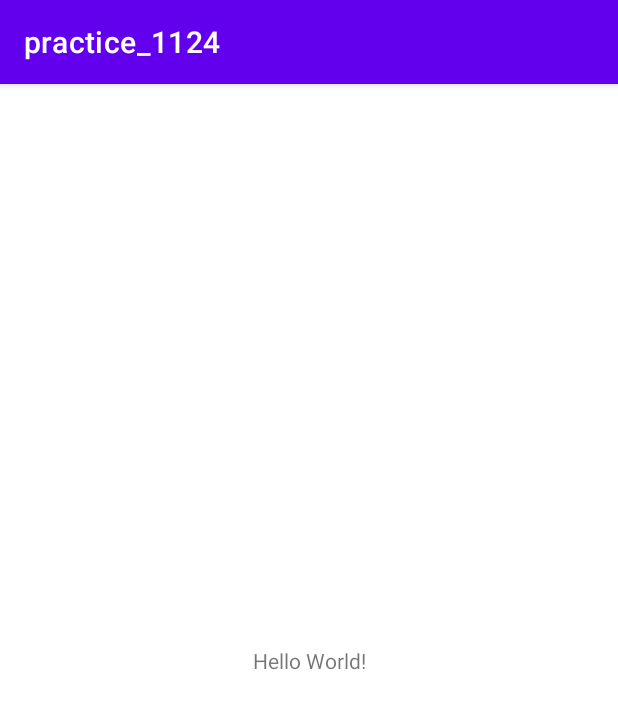
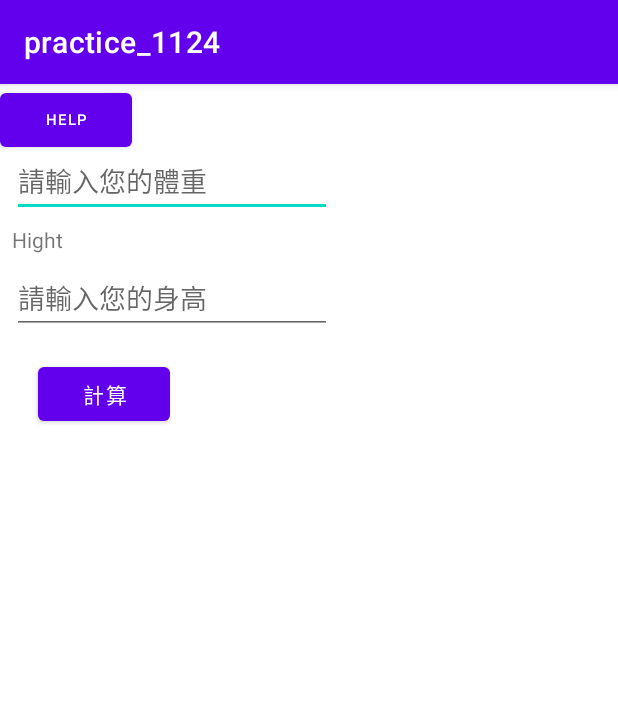
Before and after one commit to i-hung-tseng/Bmi, an Android app: the screen it shows after launch (MainActivity), on a phone screen of 412 x 824 dp. Shown: the top 709 px of the screen. Run offline under Robolectric (Android 15) with nearby library versions, the phone set to English and light mode, and no system bars.

Commit message:
linerLayout&onClick

```diff
--- a/app/build.gradle
+++ b/app/build.gradle
@@ -2,6 +2,12 @@ plugins {
     id 'com.android.application'
     id 'kotlin-android'
 }
+
+apply plugin:'com.android.application'
+apply plugin:'kotlin-android'
+apply plugin:'kotlin-android-extensions'
+
+
 
 android {
     compileSdkVersion 30
--- a/app/src/main/java/com/tom/practice_1124/MainActivity.kt
+++ b/app/src/main/java/com/tom/practice_1124/MainActivity.kt
@@ -2,10 +2,26 @@ package com.tom.practice_1124
 
 import androidx.appcompat.app.AppCompatActivity
 import android.os.Bundle
+import android.util.Log
+import android.view.View
+import android.widget.Button
+import android.widget.EditText
+import kotlinx.android.synthetic.main.activity_main.*
+
 
 class MainActivity : AppCompatActivity() {
     override fun onCreate(savedInstanceState: Bundle?) {
         super.onCreate(savedInstanceState)
         setContentView(R.layout.activity_main)
+        ed_weight
+        ed_hight
+        b_help
+
+    }
+    fun bmi(view: View) {
+        val weight =ed_weight.text.toString().toFloat()
+        val height =ed_hight.text.toString().toFloat()
+        val bmi = weight/(height*height)
+        Log.d("BMI", bmi.toString())
     }
 }
--- a/app/src/main/res/layout/activity_main.xml
+++ b/app/src/main/res/layout/activity_main.xml
@@ -4,15 +4,77 @@
     xmlns:tools="http://schemas.android.com/tools"
     android:layout_width="match_parent"
     android:layout_height="match_parent"
-    tools:context=".MainActivity">
+    tools:context=".MainActivity"
+    >
+
 
     <TextView
+        android:id="@+id/text_weight"
         android:layout_width="wrap_content"
         android:layout_height="wrap_content"
-        android:text="Hello World!"
-        app:layout_constraintBottom_toBottomOf="parent"
+        android:layout_marginLeft="8dp"
+        android:layout_marginTop="16dp"
+        android:text="Weight"
         app:layout_constraintLeft_toLeftOf="parent"
-        app:layout_constraintRight_toRightOf="parent"
         app:layout_constraintTop_toTopOf="parent" />
 
+    <EditText
+        android:id="@+id/ed_weight"
+        android:layout_width="wrap_content"
+        android:layout_height="wrap_content"
+        android:layout_marginStart="8dp"
+        android:layout_marginLeft="8dp"
+        android:layout_marginTop="5dp"
+        android:ems="10"
+        android:hint="請輸入您的體重"
+        android:inputType="textPersonName"
+        app:layout_constraintStart_toStartOf="parent"
+        app:layout_constraintTop_toBottomOf="@+id/text_weight" />
+
+    <TextView
+        android:id="@+id/text_hight"
+        android:layout_width="wrap_content"
+        android:layout_height="wrap_content"
+        android:layout_marginStart="8dp"
+        android:layout_marginLeft="8dp"
+        android:layout_marginTop="5dp"
+        android:text="Hight"
+        app:layout_constraintStart_toStartOf="parent"
+        app:layout_constraintTop_toBottomOf="@+id/ed_weight" />
+
+    <EditText
+        android:id="@+id/ed_hight"
+        android:layout_width="wrap_content"
+        android:layout_height="wrap_content"
+        android:layout_marginStart="8dp"
+        android:layout_marginLeft="8dp"
+        android:layout_marginTop="5dp"
+        android:ems="10"
+        android:hint="請輸入您的身高"
+        android:inputType="textPersonName"
+        app:layout_constraintStart_toStartOf="parent"
+        app:layout_constraintTop_toBottomOf="@+id/text_hight" />
+
+    <Button
+        android:id="@+id/button"
+        android:layout_width="wrap_content"
+        android:layout_height="wrap_content"
+        android:layout_marginStart="25dp"
+        android:layout_marginLeft="25dp"
+        android:layout_marginTop="16dp"
+        android:onClick="bmi"
+        android:text="計算"
+        android:textColor="@color/white"
+        app:layout_constraintStart_toStartOf="parent"
+        app:layout_constraintTop_toBottomOf="@+id/ed_hight" />
+
+    <Button
+        android:id="@+id/b_help"
+        android:layout_width="wrap_content"
+        android:layout_height="wrap_content"
+        android:text="Help"
+        android:textSize="10dp"
+        tools:layout_editor_absoluteX="25dp"
+        tools:layout_editor_absoluteY="216dp" />
+
 </androidx.constraintlayout.widget.ConstraintLayout>
```
